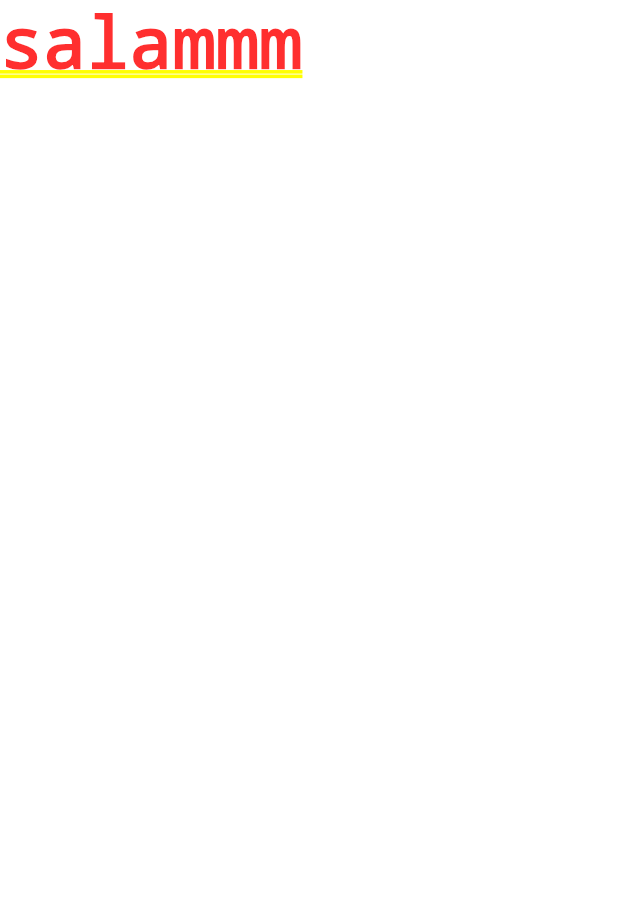
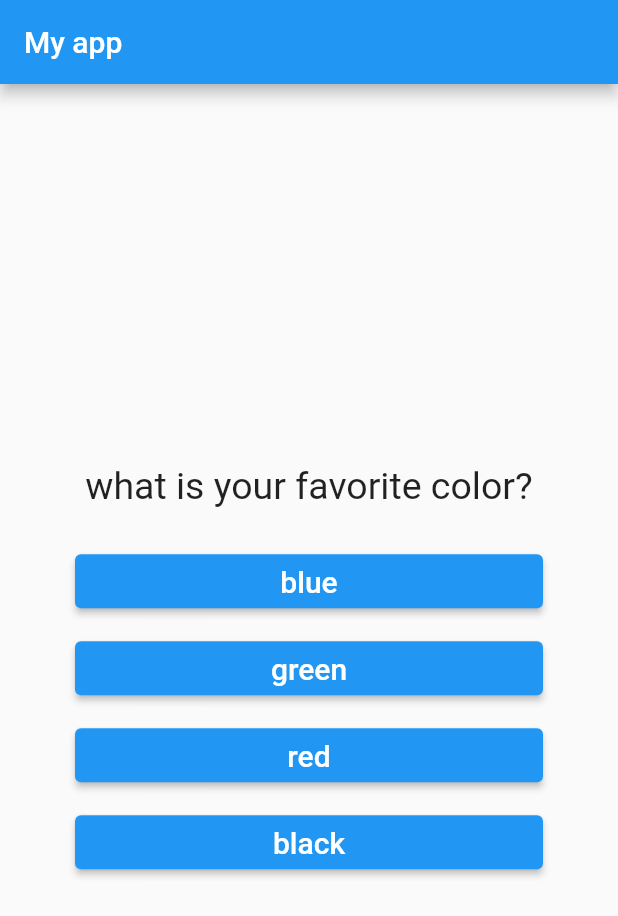
Before and after one commit to hosseinvejdani/first_app, a Flutter app: the screen it shows after launch, on a phone screen of 412 x 824 dp. Shown: the top 916 px of the screen. Run offline on Flutter 3.47's test engine with Material 2 defaults, Android fonts, the phone set to English and light mode, and no system bars.

Commit message:
create simple quize app

```diff
--- a/analysis_options.yaml
+++ b/analysis_options.yaml
@@ -23,7 +23,8 @@ linter:
   # producing the lint.
   rules:
     use_key_in_widget_constructors: false
-    # prefer_const_constructors : false
+    prefer_const_constructors : false
+    prefer_const_literals_to_create_immutables : false
     # avoid_print: false  # Uncomment to disable the `avoid_print` rule
     # prefer_single_quotes: true  # Uncomment to enable the `prefer_single_quotes` rule
 
--- /dev/null
+++ b/lib/answer.dart
@@ -0,0 +1,22 @@
+import 'package:flutter/material.dart';
+
+class Answer extends StatelessWidget {
+  final VoidCallback handler;
+  final String answer;
+  const Answer({Key? key, required this.handler, required this.answer})
+      : super(key: key);
+
+  @override
+  Widget build(BuildContext context) {
+    return Container(
+      padding: const EdgeInsets.fromLTRB(50.0, 5.0, 50.0, 5.0),
+      child: ElevatedButton(
+        onPressed: handler,
+        child: Text(
+          answer,
+          style: TextStyle(fontSize: 20),
+        ),
+      ),
+    );
+  }
+}
--- a/lib/main.dart
+++ b/lib/main.dart
@@ -1,12 +1,73 @@
 import 'package:flutter/material.dart';
+
+import './question.dart';
+import './answer.dart';
 
 void main() => runApp(MyApp());
 
-class MyApp extends StatelessWidget {
+class MyApp extends StatefulWidget {
+  @override
+  State<MyApp> createState() => _MyAppState();
+}
+
+class _MyAppState extends State<MyApp> {
+  var qindex = 0;
+  var questions = [
+    {
+      'qText': 'what is your favorite color?',
+      'qAns': ['blue', 'green', 'red', 'black'],
+    },
+    {
+      'qText': 'what is your favorite Car?',
+      'qAns': ['Benz', 'BMW', 'Tesla', 'Suzuki'],
+    },
+    {
+      'qText': 'what is your favorite City?',
+      'qAns': ['Vancuver', 'Halifax', 'Toronto', 'Newyork'],
+    },
+    {
+      'qText': 'what is your favorite sport?',
+      'qAns': ['football', 'tenis', 'swimming', 'running'],
+    }
+  ];
+
+  void _chooseOption() {
+    setState(() {
+      qindex = qindex + 1;
+    });
+  }
+
   @override
   Widget build(BuildContext context) {
-    return const MaterialApp(
-      home: Text('salammm'),
+    return MaterialApp(
+      debugShowCheckedModeBanner: false,
+      home: Scaffold(
+        appBar: AppBar(
+          title: Text('My app'),
+        ),
+        body: (qindex < questions.length)
+            ? Column(
+                mainAxisAlignment: MainAxisAlignment.center,
+                crossAxisAlignment: CrossAxisAlignment.stretch,
+                children: [
+                  Question(questions[qindex]['qText'] as String),
+                  ...(questions[qindex]['qAns'] as List).map(
+                    (answer) {
+                      return Answer(
+                        handler: _chooseOption,
+                        answer: answer,
+                      );
+                    },
+                  ).toList(),
+                ],
+              )
+            : Center(
+                child: Text(
+                  'You did it!!',
+                  style: TextStyle(fontSize: 30.0),
+                ),
+              ),
+      ),
     );
   }
 }
--- /dev/null
+++ b/lib/question.dart
@@ -0,0 +1,18 @@
+import 'package:flutter/material.dart';
+
+class Question extends StatelessWidget {
+  final String title;
+  const Question(this.title);
+
+  @override
+  Widget build(BuildContext context) {
+    return Container(
+      child: Text(
+        title,
+        style: TextStyle(fontSize: 25),
+        textAlign: TextAlign.center,
+      ),
+      margin: EdgeInsets.all(20.0),
+    );
+  }
+}
```
